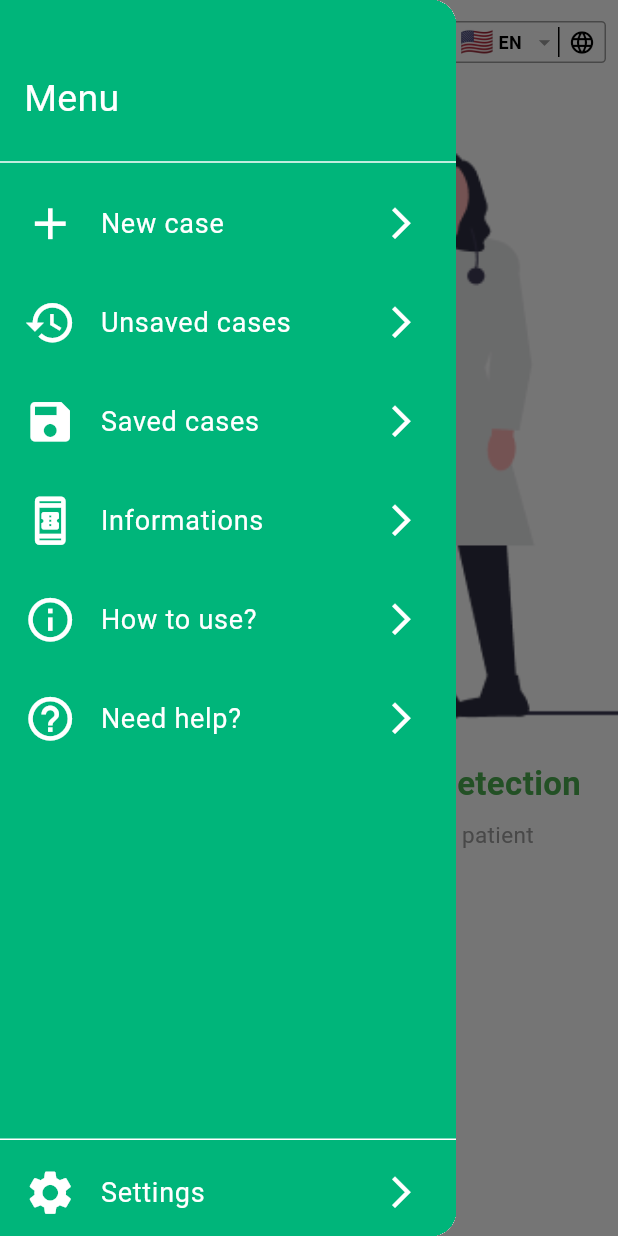
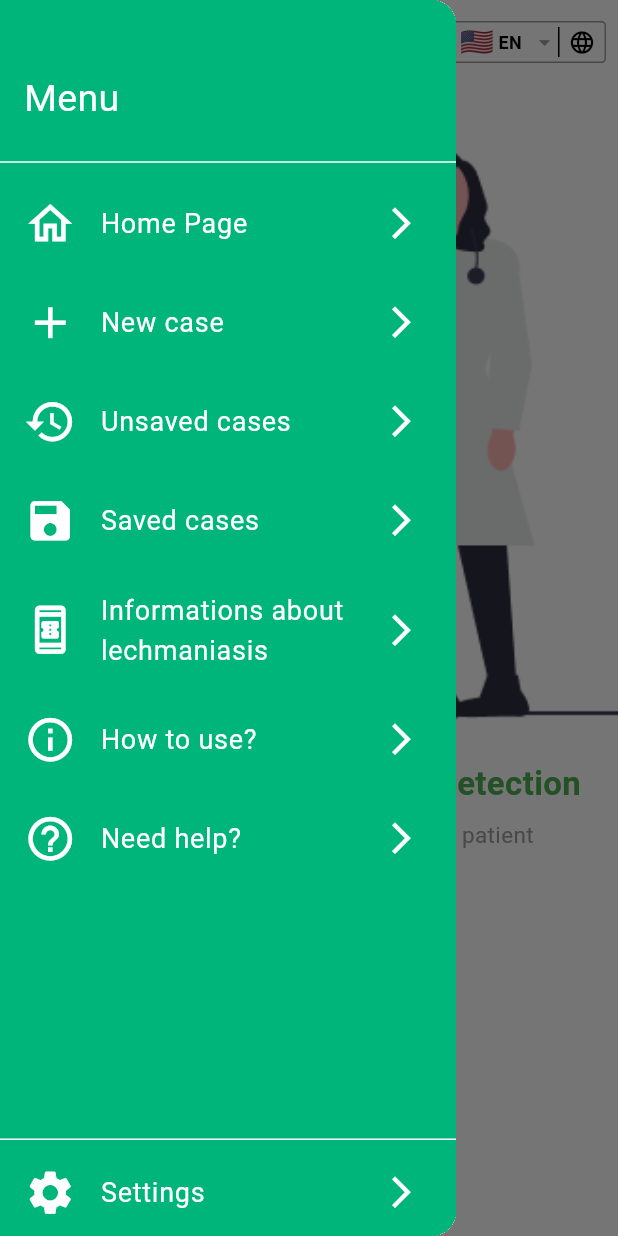
Before and after one commit to ucefooo/detection_app, a Flutter app: the screen it shows after launch, with the side drawer open, on a phone screen of 412 x 824 dp. Run offline on Flutter 3.47's test engine with Material 3 defaults, Android fonts, the phone set to English and light mode, and no system bars; our stand-ins replace camera, hive, hive_flutter, image_picker, share_plus, shared_preferences; missing offline and left inert: model_viewer_plus; accounts and stored records are empty; generated files the repository leaves out were written again.

Commit message:
modifed name information and added new layout

```diff
--- a/lib/l10n/app_ar.arb
+++ b/lib/l10n/app_ar.arb
@@ -15,7 +15,7 @@
   "newCase": "حالة جديدة",
   "unsavedCases": "حالات غير محفوظة",
   "savedCases": "حالات محفوظة",
-  "infromations": "معلومات",
+  "infromations": "معلومات عن داء الليشمانيات",
   "howToUse": "كيفية الاستخدام؟",
   "needHelp": "تحتاج مساعدة؟",
   "settings": "الإعدادات",
--- a/lib/l10n/app_en.arb
+++ b/lib/l10n/app_en.arb
@@ -15,7 +15,7 @@
   "newCase": "New case",
   "unsavedCases": "Unsaved cases",
   "savedCases": "Saved cases",
-  "infromations": "Informations",
+  "infromations": "Informations about lechmaniasis",
   "howToUse": "How to use?",
   "needHelp": "Need help?",
   "settings": "Settings",
--- a/lib/l10n/app_fr.arb
+++ b/lib/l10n/app_fr.arb
@@ -15,7 +15,7 @@
   "newCase": "Nouveau cas",
   "unsavedCases": "Cas non enregistrés",
   "savedCases": "Cas enregistrés",
-  "infromations": "Informations",
+  "infromations": "Informations sur la leishmaniose",
   "howToUse": "Comment utiliser?",
   "needHelp": "Besoin d'aide?",
   "settings": "Paramètres",
--- a/lib/main_layout.dart
+++ b/lib/main_layout.dart
@@ -284,6 +284,10 @@ class _MainLayoutState extends State<MainLayout> {
     // ...
     List<MenuItems> menuItems = [
       MenuItems(
+          title: translation(context).homePage,
+          icon: Icons.home_outlined,
+          route: homeRoute),
+      MenuItems(
           title: translation(context).newCase,
           icon: Icons.add,
           route: newCaseRoute),
@@ -314,13 +318,13 @@ class _MainLayoutState extends State<MainLayout> {
         icon: Icons.settings,
         route: settingsRoute);
     return Container(
-      color: Color(0xFF00B57A),
+      color: const Color(0xFF00B57A),
       child: Column(
         crossAxisAlignment: CrossAxisAlignment.stretch,
         children: [
           Container(
             height: 100,
-            padding: EdgeInsets.all(16),
+            padding: const EdgeInsets.all(16),
             alignment: Alignment.bottomLeft,
             child: Text(
               translation(context).menu,
```
